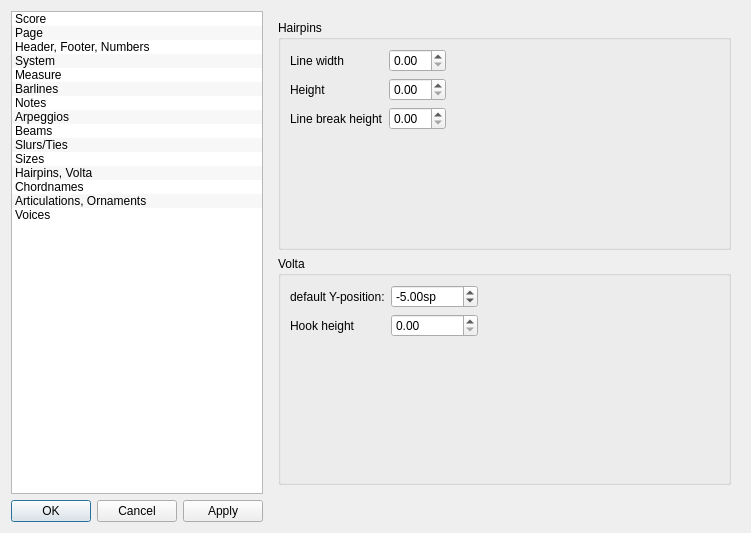
Qt form mscore/mscore/editstyle.ui (musescore/musescore-old) before a commit.
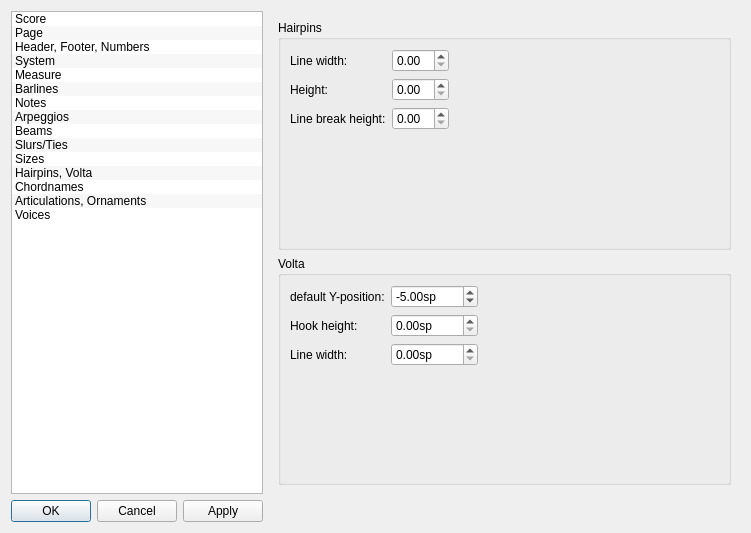
The same form after that commit. Icons and pictures are not drawn.

What changed in the file:
```diff
--- a/mscore/mscore/editstyle.ui
+++ b/mscore/mscore/editstyle.ui
@@ -6,7 +6,7 @@
    <rect>
     <x>0</x>
     <y>0</y>
-    <width>732</width>
+    <width>747</width>
     <height>500</height>
    </rect>
   </property>
@@ -2757,7 +2757,7 @@
           <item row="0" column="0">
            <widget class="QLabel" name="label_8">
             <property name="text">
-             <string>Line width</string>
+             <string>Line width:</string>
             </property>
            </widget>
           </item>
@@ -2784,7 +2784,7 @@
           <item row="1" column="0">
            <widget class="QLabel" name="label_9">
             <property name="text">
-             <string>Height</string>
+             <string>Height:</string>
             </property>
            </widget>
           </item>
@@ -2798,7 +2798,7 @@
           <item row="2" column="0">
            <widget class="QLabel" name="label_10">
             <property name="text">
-             <string>Line break height</string>
+             <string>Line break height:</string>
             </property>
            </widget>
           </item>
@@ -2867,7 +2867,7 @@
             </property>
            </widget>
           </item>
-          <item row="2" column="0">
+          <item row="3" column="0">
            <spacer name="verticalSpacer_13">
             <property name="orientation">
              <enum>Qt::Vertical</enum>
@@ -2883,12 +2883,30 @@
           <item row="1" column="0">
            <widget class="QLabel" name="label_42">
             <property name="text">
-             <string>Hook height</string>
+             <string>Hook height:</string>
             </property>
            </widget>
           </item>
           <item row="1" column="1">
-           <widget class="QDoubleSpinBox" name="voltaHook"/>
+           <widget class="QDoubleSpinBox" name="voltaHook">
+            <property name="suffix">
+             <string>sp</string>
+            </property>
+           </widget>
+          </item>
+          <item row="2" column="0">
+           <widget class="QLabel" name="label_64">
+            <property name="text">
+             <string>Line width:</string>
+            </property>
+           </widget>
+          </item>
+          <item row="2" column="1">
+           <widget class="QDoubleSpinBox" name="voltaLineWidth">
+            <property name="suffix">
+             <string>sp</string>
+            </property>
+           </widget>
           </item>
          </layout>
         </widget>
```
